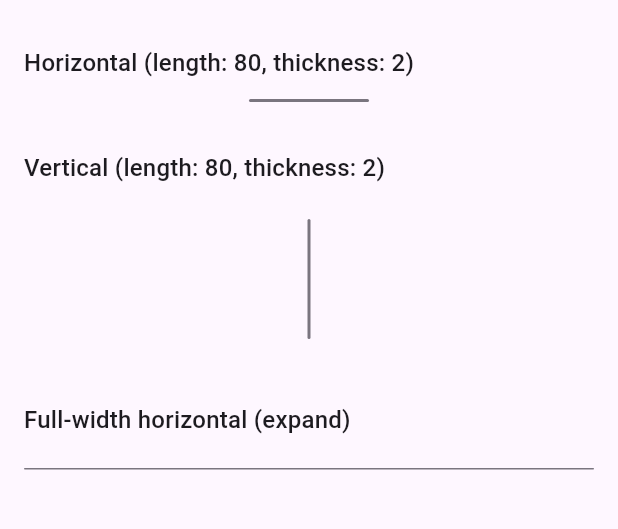
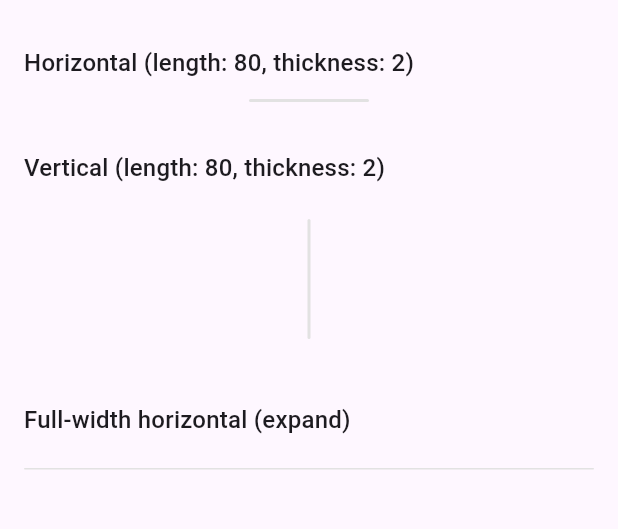
Before and after one commit to dynamiclayer/dynamiclayer-flutter, a Flutter app: the DemoSeparatorPage screen opened directly, on a phone screen of 412 x 824 dp, the part 63-592 px from its top. Run offline on Flutter 3.47's test engine with Material 3 defaults, Android fonts, the light colour scheme and no system bars; our stand-ins replace google_fonts.

Commit message:
Updated DLSeparator

```diff
--- a/lib/demo/demo_separator_page.dart
+++ b/lib/demo/demo_separator_page.dart
@@ -21,7 +21,6 @@ class DemoSeparatorPage extends StatelessWidget {
               direction: DLSeparatorDirection.horizontal,
               length: 80, // width: 80, height: 0 (visually)
               thickness: 2,
-              opacity: 1,
             ),
           ),
           const SizedBox(height: 32),
@@ -38,7 +37,6 @@ class DemoSeparatorPage extends StatelessWidget {
                 direction: DLSeparatorDirection.vertical,
                 length: 80, // height: 80, width: 0 (visually)
                 thickness: 2,
-                opacity: 1,
               ),
             ),
           ),
@@ -53,7 +51,7 @@ class DemoSeparatorPage extends StatelessWidget {
             direction: DLSeparatorDirection.horizontal,
             length: null, // expands to parent constraints
             thickness: 1,
-            opacity: 1,
+
             margin: const EdgeInsets.symmetric(vertical: 8),
           ),
         ],
--- a/lib/src/components/accordion/dl_accordion.dart
+++ b/lib/src/components/accordion/dl_accordion.dart
@@ -177,7 +177,6 @@ class _DLAccordionState extends State<DLAccordion>
               direction: DLSeparatorDirection.horizontal,
               thickness: 1.0,
               color: DLColors.grey200,
-              opacity: 1.0,
             ),
           )
         : const SizedBox.shrink();
--- a/lib/src/components/bottom_nav/dl_bottom_nav_bar.dart
+++ b/lib/src/components/bottom_nav/dl_bottom_nav_bar.dart
@@ -85,7 +85,6 @@ class DLBottomNavBar extends StatelessWidget {
               direction: DLSeparatorDirection.horizontal,
               thickness: separatorThickness,
               color: separatorColor,
-              opacity: 1.0,
             ),
 
           // Items row (icon + optional label) – auto height via padding
--- a/lib/src/components/dynamic_layers_core.dart
+++ b/lib/src/components/dynamic_layers_core.dart
@@ -316,7 +316,7 @@ class _SeparatorFactory {
       length: length,
       thickness: thickness,
       color: color,
-      opacity: opacity,
+
       radius: radius,
       margin: margin,
     );
--- a/lib/src/components/separator/dl_separator.dart
+++ b/lib/src/components/separator/dl_separator.dart
@@ -1,16 +1,16 @@
 import 'package:flutter/material.dart';
+import '../../../dynamiclayers.dart'; // gives access to DLColors.grey200
 
 enum DLSeparatorDirection { horizontal, vertical }
 
-/// The separator widget implementation.
+/// The separator widget implementation (uses solid grey.200 by default).
 class DLSeparator extends StatelessWidget {
   const DLSeparator({
     super.key,
     this.direction = DLSeparatorDirection.horizontal,
     this.length,
     this.thickness = 1.0,
-    this.color,
-    this.opacity = 1.0,
+    this.color, // if null, falls back to DLColors.grey200
     this.radius,
     this.margin,
   });
@@ -19,16 +19,15 @@ class DLSeparator extends StatelessWidget {
   final double? length;
   final double thickness;
   final Color? color;
-  final double opacity;
   final BorderRadiusGeometry? radius;
   final EdgeInsetsGeometry? margin;
 
   @override
   Widget build(BuildContext context) {
     final isH = direction == DLSeparatorDirection.horizontal;
-    final c = (color ?? Theme.of(context).dividerColor).withOpacity(
-      opacity.clamp(0.0, 1.0),
-    );
+
+    // ✅ Always use a solid token color by default (no opacity blending).
+    final c = color ?? DLColors.grey200;
 
     final line = SizedBox(
       width: isH ? (length ?? double.infinity) : thickness,
```
